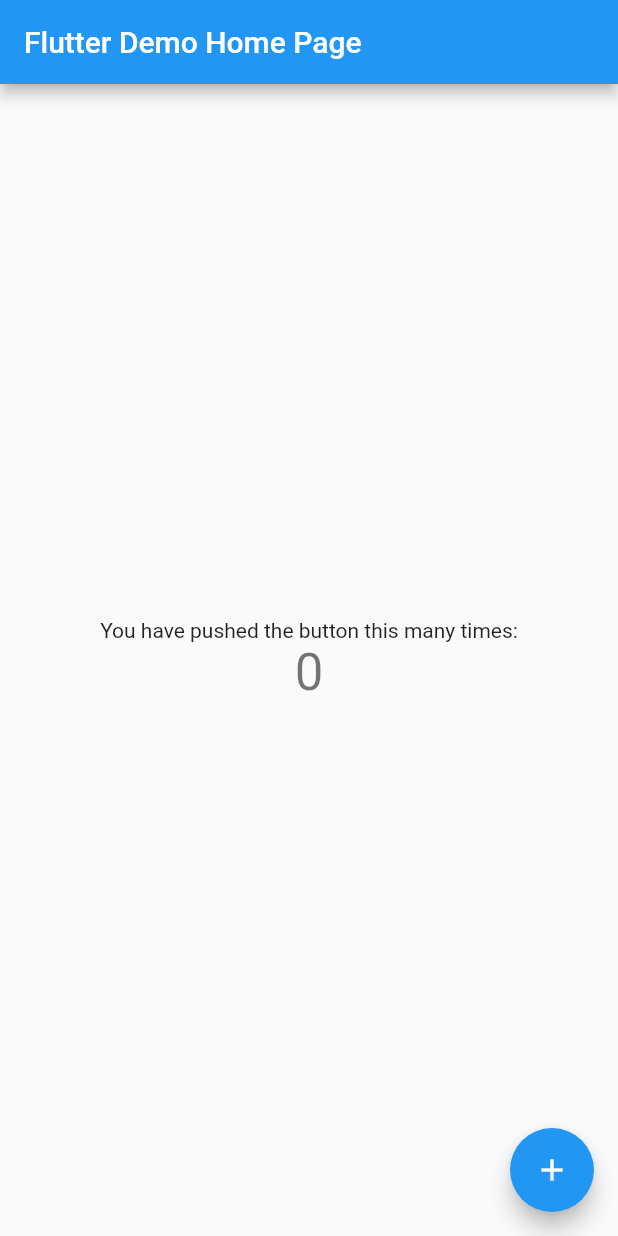
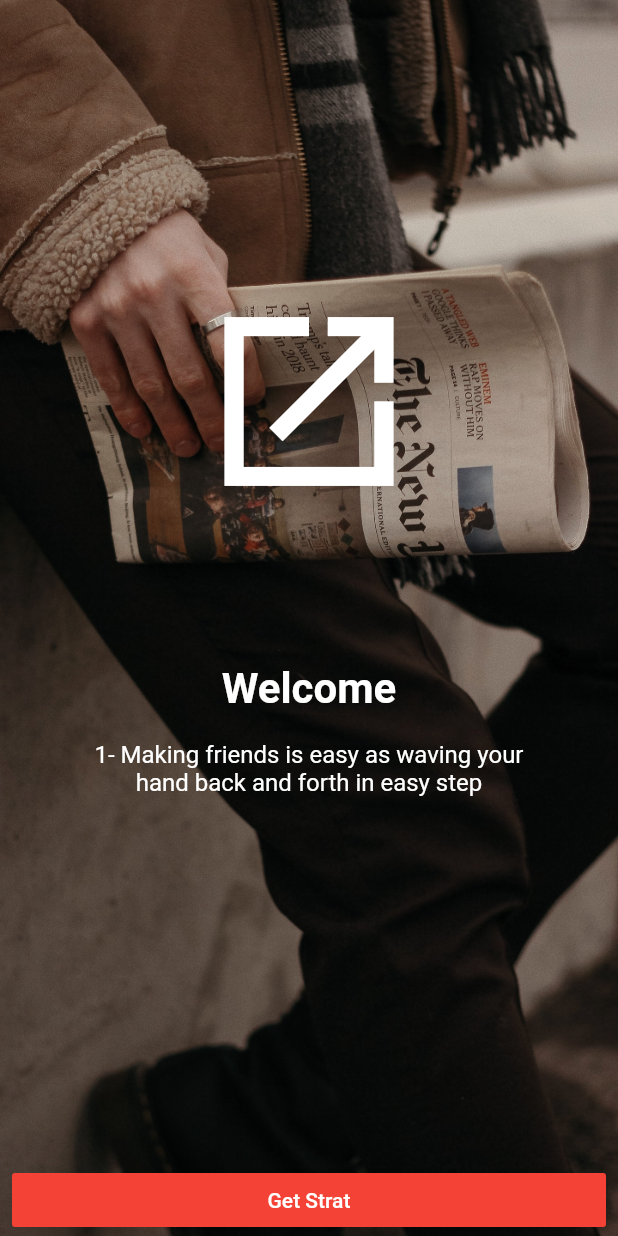
Before and after one commit to Ammarazab/News_App, a Flutter app: the screen it shows after launch, on a phone screen of 412 x 824 dp. Run offline on Flutter 3.47's test engine with Material 2 defaults, Android fonts, the phone set to English and light mode, and no system bars.

Commit message:
onboarding page added

```diff
--- a/news_app_flutter/lib/main.dart
+++ b/news_app_flutter/lib/main.dart
@@ -1,113 +1,15 @@
 import 'package:flutter/material.dart';
+import 'package:news_app_flutter/screens/onboarding.dart';
 
 void main() {
-  runApp(MyApp());
+  runApp(NewsApp());
 }
 
-class MyApp extends StatelessWidget {
-  // This widget is the root of your application.
+class NewsApp extends StatelessWidget {
   @override
   Widget build(BuildContext context) {
     return MaterialApp(
-      title: 'Flutter Demo',
-      theme: ThemeData(
-        // This is the theme of your application.
-        //
-        // Try running your application with "flutter run". You'll see the
-        // application has a blue toolbar. Then, without quitting the app, try
-        // changing the primarySwatch below to Colors.green and then invoke
-        // "hot reload" (press "r" in the console where you ran "flutter run",
-        // or simply save your changes to "hot reload" in a Flutter IDE).
-        // Notice that the counter didn't reset back to zero; the application
-        // is not restarted.
-        primarySwatch: Colors.blue,
-      ),
-      home: MyHomePage(title: 'Flutter Demo Home Page'),
+      home: OnboardingScreen(),
     );
   }
 }
-
-class MyHomePage extends StatefulWidget {
-  MyHomePage({Key key, this.title}) : super(key: key);
-
-  // This widget is the home page of your application. It is stateful, meaning
-  // that it has a State object (defined below) that contains fields that affect
-  // how it looks.
-
-  // This class is the configuration for the state. It holds the values (in this
-  // case the title) provided by the parent (in this case the App widget) and
-  // used by the build method of the State. Fields in a Widget subclass are
-  // always marked "final".
-
-  final String title;
-
-  @override
-  _MyHomePageState createState() => _MyHomePageState();
-}
-
-class _MyHomePageState extends State<MyHomePage> {
-  int _counter = 0;
-
-  void _incrementCounter() {
-    setState(() {
-      // This call to setState tells the Flutter framework that something has
-      // changed in this State, which causes it to rerun the build method below
-      // so that the display can reflect the updated values. If we changed
-      // _counter without calling setState(), then the build method would not be
-      // called again, and so nothing would appear to happen.
-      _counter++;
-    });
-  }
-
-  @override
-  Widget build(BuildContext context) {
-    // This method is rerun every time setState is called, for instance as done
-    // by the _incrementCounter method above.
-    //
-    // The Flutter framework has been optimized to make rerunning build methods
-    // fast, so that you can just rebuild anything that needs updating rather
-    // than having to individually change instances of widgets.
-    return Scaffold(
-      appBar: AppBar(
-        // Here we take the value from the MyHomePage object that was created by
-        // the App.build method, and use it to set our appbar title.
-        title: Text(widget.title),
-      ),
-      body: Center(
-        // Center is a layout widget. It takes a single child and positions it
-        // in the middle of the parent.
-        child: Column(
-          // Column is also a layout widget. It takes a list of children and
-          // arranges them vertically. By default, it sizes itself to fit its
-          // children horizontally, and tries to be as tall as its parent.
-          //
-          // Invoke "debug painting" (press "p" in the console, choose the
-          // "Toggle Debug Paint" action from the Flutter Inspector in Android
-          // Studio, or the "Toggle Debug Paint" command in Visual Studio Code)
-          // to see the wireframe for each widget.
-          //
-          // Column has various properties to control how it sizes itself and
-          // how it positions its children. Here we use mainAxisAlignment to
-          // center the children vertically; the main axis here is the vertical
-          // axis because Columns are vertical (the cross axis would be
-          // horizontal).
-          mainAxisAlignment: MainAxisAlignment.center,
-          children: <Widget>[
-            Text(
-              'You have pushed the button this many times:',
-            ),
-            Text(
-              '$_counter',
-              style: Theme.of(context).textTheme.headline4,
-            ),
-          ],
-        ),
-      ),
-      floatingActionButton: FloatingActionButton(
-        onPressed: _incrementCounter,
-        tooltip: 'Increment',
-        child: Icon(Icons.add),
-      ), // This trailing comma makes auto-formatting nicer for build methods.
-    );
-  }
-}
--- /dev/null
+++ b/news_app_flutter/lib/models/bourding_model.dart
@@ -0,0 +1,20 @@
+import 'package:flutter/material.dart';
+
+class BoardingModel {
+  String _title;
+  String _description;
+  IconData _icon;
+  String _image;
+
+  BoardingModel(this._title, this._description, this._icon,
+  this._image
+  );
+
+  String get image => _image;
+
+  IconData get icon => _icon;
+
+  String get description => _description;
+
+  String get title => _title;
+}
--- /dev/null
+++ b/news_app_flutter/lib/screens/onboarding.dart
@@ -0,0 +1,114 @@
+import 'package:flutter/material.dart';
+import 'package:news_app_flutter/models/bourding_model.dart';
+
+class OnboardingScreen extends StatefulWidget {
+  @override
+  _OnboardingScreenState createState() => _OnboardingScreenState();
+}
+
+class _OnboardingScreenState extends State<OnboardingScreen> {
+  List<BoardingModel> pages;
+
+  void _addPages() {
+    pages = List<BoardingModel>();
+    pages.add(BoardingModel(
+        'Welcome',
+        '1- Making friends is easy as waving your hand back and forth in easy step',
+        Icons.open_in_new_sharp,
+        'assets/bg1.jpg'));
+    pages.add(BoardingModel(
+        'Alarm',
+        '2- Making friends is easy as waving your hand back and forth in easy step',
+        Icons.healing_outlined,
+        'assets/bg2.jpg'));
+    pages.add(BoardingModel(
+        'Print',
+        '3- Making friends is easy as waving your hand back and forth in easy step',
+        Icons.map,
+        'assets/bg3.jpg'));
+    pages.add(BoardingModel(
+        'Map',
+        '4- Making friends is easy as waving your hand back and forth in easy step',
+        Icons.ac_unit,
+        'assets/bg4.jpg'));
+  }
+
+  @override
+  Widget build(BuildContext context) {
+    _addPages();
+    return MaterialApp(
+        home: Stack(children: [
+      Scaffold(
+          body: PageView.builder(
+        itemBuilder: (context, index) {
+          return Stack(
+            children: <Widget>[
+              Container(
+                decoration: BoxDecoration(
+                  image: DecorationImage(
+                    image: ExactAssetImage(
+                      pages[index].image,
+                    ),
+                    fit: BoxFit.cover,
+                  ),
+                ),
+              ),
+              Column(
+                crossAxisAlignment: CrossAxisAlignment.center,
+                mainAxisAlignment: MainAxisAlignment.center,
+                children: <Widget>[
+                  Transform.translate(
+                    child: Icon(
+                      pages[index].icon,
+                      size: 150,
+                      color: Colors.white,
+                    ),
+                    offset: Offset(0, -100),
+                  ),
+                  Text(
+                    pages[index].title,
+                    style: TextStyle(
+                      color: Colors.white,
+                      fontSize: 28,
+                      fontWeight: FontWeight.bold,
+                    ),
+                    textAlign: TextAlign.center,
+                  ),
+                  Padding(
+                    padding:
+                        const EdgeInsets.only(left: 48, right: 48, top: 18),
+                    child: Text(
+                      pages[index].description,
+                      style: TextStyle(
+                        color: Colors.white,
+                        fontSize: 16,
+                      ),
+                      textAlign: TextAlign.center,
+                    ),
+                  ),
+                ],
+              ),
+            ],
+          );
+        },
+        itemCount: pages.length,
+        onPageChanged: (index) {},
+      )),
+      Align(
+        alignment: Alignment.bottomCenter,
+        child: SizedBox(
+          width: (MediaQuery.of(context).size.width - 16),
+          child: RaisedButton(
+            onPressed: () {},
+            color: Colors.red,
+            child: Text(
+              "Get Strat",
+              style: TextStyle(color: Colors.white),
+            ),
+            elevation: 0,
+          ),
+        ),
+      ),
+    ]));
+  }
+}
```
Also changed, not shown: news_app_flutter/pubspec.yaml (+5 -5 lines), news_app_flutter/assets/bg1.jpg (added), news_app_flutter/assets/bg2.jpg (added), news_app_flutter/assets/bg4.jpg (added), news_app_flutter/pubspec.lock, 5 other files.
